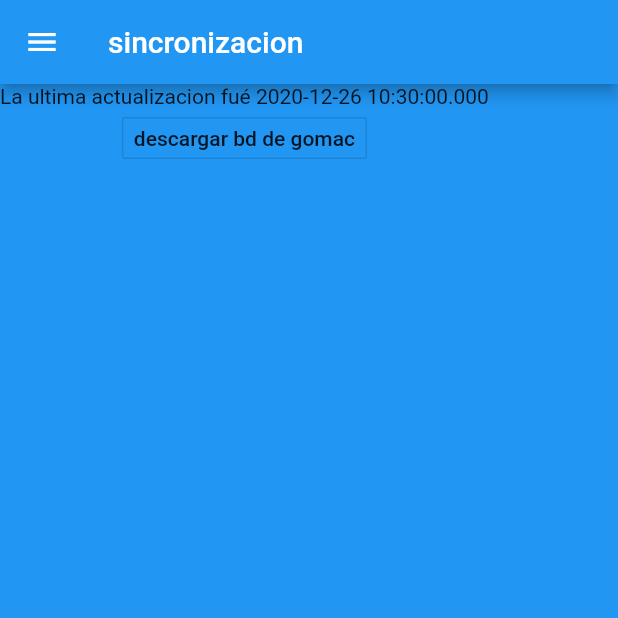
After one commit to gomac-un/app_inspecciones, a Flutter app: the SincronizacionPage screen opened by its route, in the side drawer, after a tap on "descargar bd de gomac", on a phone screen of 412 x 824 dp, the top half of it. The commit adds this screen. Run offline on Flutter 3.47's test engine with Material 2 defaults, Android fonts, the phone set to English and light mode, and no system bars; our stand-ins replace auto_route, bloc, dartz, data_connection_checker, dropdown_search, flutter_bloc and 13 more; missing offline and left inert: enum_to_string, flutter_downloader, moor_db_viewer; accounts and stored records are empty; generated files the repository leaves out were written again.

Commit message:
inicio de la descarga de la informacion del servidor

```diff
--- /dev/null
+++ b/lib/application/sincronizacion/sincronizacion_bloc.dart
@@ -0,0 +1,96 @@
+import 'dart:async';
+import 'dart:isolate';
+import 'dart:ui';
+
+import 'package:bloc/bloc.dart';
+import 'package:flutter/foundation.dart';
+import 'package:flutter_downloader/flutter_downloader.dart';
+import 'package:freezed_annotation/freezed_annotation.dart';
+import 'package:path_provider/path_provider.dart';
+import 'package:path/path.dart' as path;
+
+part 'sincronizacion_event.dart';
+part 'sincronizacion_state.dart';
+part 'sincronizacion_bloc.freezed.dart';
+
+class SincronizacionBloc
+    extends Bloc<SincronizacionEvent, SincronizacionState> {
+  static const nombrePuerto = 'downloader_send_port';
+  final _port = ReceivePort();
+  final debug = true;
+
+  SincronizacionBloc() : super(const Cargando());
+  //TODO: manejo de errores
+  @override
+  Stream<SincronizacionState> mapEventToState(
+    SincronizacionEvent event,
+  ) async* {
+    yield* event.when(inicializar: () async* {
+      //TODO: get last update from localstorage
+      yield Cargado(DateTime.now());
+    }, descargarServer: () async* {
+      //TODO: start downloading, that proces must emit _DescargandoServer states with updated progress
+
+      await FlutterDownloader.initialize(debug: debug);
+
+      _bindBackgroundIsolate();
+
+      FlutterDownloader.registerCallback(downloadCallback);
+
+      final appDir = await getApplicationDocumentsDirectory();
+
+      FlutterDownloader.enqueue(
+          url: "http://10.0.2.2:8000/inspecciones/api/v1/server/",
+          savedDir: appDir.path,
+          fileName: 'server.json',
+          showNotification: true,
+          openFileFromNotification: true);
+
+      await for (final dynamic data in _port) {
+        if (debug) {
+          print('UI Isolate Callback: $data');
+        }
+        print((data as Task).progress);
+        yield DescargandoServer(DateTime.now(), data as Task);
+      }
+    }, instalarBD: () {
+      //TODO: parsear el json descargado y realizar el borrado e insercion de cada tabla, todo dentro de una transaccion
+    });
+  }
+
+  void descargarBD() {
+    add(const SincronizacionEvent.descargarServer());
+  }
+
+  void _bindBackgroundIsolate() {
+    final isSuccess =
+        IsolateNameServer.registerPortWithName(_port.sendPort, nombrePuerto);
+    if (!isSuccess) {
+      _unbindBackgroundIsolate();
+      _bindBackgroundIsolate();
+      return;
+    }
+  }
+
+  void _unbindBackgroundIsolate() {
+    IsolateNameServer.removePortNameMapping(nombrePuerto);
+  }
+
+  static void downloadCallback(
+      String id, DownloadTaskStatus status, int progress) {
+    print(
+        'Background Isolate Callback: task ($id) is in status ($status) and process ($progress)');
+
+    final SendPort send = IsolateNameServer.lookupPortByName(nombrePuerto);
+    send.send(Task(id: id, status: status, progress: progress));
+  }
+}
+
+@freezed
+abstract class Task with _$Task {
+  factory Task({
+    String id,
+    DownloadTaskStatus status,
+    int progress,
+  }) = _Task;
+}
--- /dev/null
+++ b/lib/application/sincronizacion/sincronizacion_event.dart
@@ -0,0 +1,8 @@
+part of 'sincronizacion_bloc.dart';
+
+@freezed
+abstract class SincronizacionEvent with _$SincronizacionEvent {
+  const factory SincronizacionEvent.inicializar() = _Inicializar;
+  const factory SincronizacionEvent.descargarServer() = _DescargarServer;
+  const factory SincronizacionEvent.instalarBD() = _InstalarBD;
+}
--- /dev/null
+++ b/lib/application/sincronizacion/sincronizacion_state.dart
@@ -0,0 +1,11 @@
+part of 'sincronizacion_bloc.dart';
+
+@freezed
+abstract class SincronizacionState with _$SincronizacionState {
+  const factory SincronizacionState.cargando() = Cargando;
+  const factory SincronizacionState.cargado(DateTime ultimaActualizacion) =
+      Cargado;
+  const factory SincronizacionState.descargandoServer(
+      DateTime ultimaActualizacion, Task task) = DescargandoServer;
+  const factory SincronizacionState.instalandoBD() = InstalandoBD;
+}
--- a/lib/main.dart
+++ b/lib/main.dart
@@ -41,9 +41,6 @@ Future main() async {
         ),
       ), //InspeccionScreen(),
     ),
-    /*MaterialApp(
-      home: Testing(),
-    ),*/
   );
 }
 
@@ -62,7 +59,6 @@ final customTheme = ThemeData(
   ),
 );
 
-
 class ClearFocusOnPop extends NavigatorObserver {
   @override
   void didPop(Route route, Route previousRoute) {
--- /dev/null
+++ b/lib/presentation/pages/sincronizacion_screen.dart
@@ -0,0 +1,54 @@
+import 'package:auto_route/auto_route.dart';
+import 'package:enum_to_string/enum_to_string.dart';
+import 'package:flutter/material.dart';
+import 'package:flutter_bloc/flutter_bloc.dart';
+import 'package:inspecciones/application/sincronizacion/sincronizacion_bloc.dart';
+import 'package:inspecciones/injection.dart';
+import 'package:inspecciones/presentation/pages/inicio_inspeccion_form_widget.dart';
+import 'package:inspecciones/presentation/widgets/drawer.dart';
+import 'package:inspecciones/router.gr.dart';
+
+import '../../infrastructure/moor_database.dart';
+
+class SincronizacionPage extends StatelessWidget implements AutoRouteWrapper {
+  @override
+  Widget wrappedRoute(BuildContext context) => BlocProvider(
+        create: (ctx) =>
+            SincronizacionBloc()..add(const SincronizacionEvent.inicializar()),
+        child: this,
+      );
+
+  final Database _db = getIt<Database>();
+
+  SincronizacionPage();
+
+  @override
+  Widget build(BuildContext context) {
+    return Scaffold(
+        appBar: AppBar(
+          title: const Text('sincronizacion'),
+        ),
+        drawer: UserDrawer(),
+        body: BlocBuilder<SincronizacionBloc, SincronizacionState>(
+          //TODO: diseñar una mejor interfaz de usuario
+          builder: (context, state) {
+            final bloc = BlocProvider.of<SincronizacionBloc>(context);
+            return state.when(
+                cargando: () =>
+                    const Center(child: CircularProgressIndicator()),
+                cargado: (ultimaActualizacion) => Column(
+                      children: [
+                        Text(
+                            'La ultima actualizacion fué $ultimaActualizacion'),
+                        OutlineButton(
+                            onPressed: bloc.descargarBD,
+                            child: Text("descargar bd de gomac"))
+                      ],
+                    ),
+                descargandoServer: (ultimaActualizacion, task) =>
+                    Text('Descargando'),
+                instalandoBD: () => Text('Instalando'));
+          },
+        ));
+  }
+}
--- a/lib/presentation/widgets/drawer.dart
+++ b/lib/presentation/widgets/drawer.dart
@@ -91,6 +91,19 @@ class UserDrawer extends StatelessWidget {
                 ),
                 onTap: () => getIt<Database>().dbdePrueba(),
               ),
+              ListTile(
+                selectedTileColor: Theme.of(context).accentColor,
+                title: const Text('Actualizar inspecciones',
+                    style: TextStyle(/* color: Colors.white ,*/ fontSize: 15)),
+                leading: const Icon(
+                  Icons.update,
+                  color: Colors.black, /* color: Colors.white, */
+                ),
+                onTap: () async {
+                  await ExtendedNavigator.of(context).pushSincronizacionPage();
+                  ExtendedNavigator.of(context).pop();
+                },
+              ),
               const SizedBox(height: 200.0),
               Padding(
                 padding: const EdgeInsets.only(left: 160.0),
--- a/lib/router.dart
+++ b/lib/router.dart
@@ -3,6 +3,7 @@ import 'package:inspecciones/mvvc/creacion_form_page.dart';
 import 'package:inspecciones/mvvc/llenado_form_page.dart';
 import 'package:inspecciones/presentation/pages/borradores_screen.dart';
 import 'package:inspecciones/presentation/pages/login_screen.dart';
+import 'package:inspecciones/presentation/pages/sincronizacion_screen.dart';
 import 'package:inspecciones/presentation/pages/splash_screen.dart';
 
 @MaterialAutoRouter(
@@ -14,6 +15,7 @@ import 'package:inspecciones/presentation/pages/splash_screen.dart';
     MaterialRoute(page: BorradoresPage),
     MaterialRoute(page: CreacionFormPage),
     MaterialRoute(page: LlenadoFormPage),
+    MaterialRoute(page: SincronizacionPage),
   ],
 )
 class $AutoRouter {}
--- a/pubspec.yaml
+++ b/pubspec.yaml
@@ -20,7 +20,6 @@ version: 1.0.0+1
 environment:
   sdk: ">=2.10.0 <3.0.0"
 
-
 dependencies:
   flutter:
     sdk: flutter
@@ -32,11 +31,13 @@ dependencies:
   dropdown_search: ^0.4.8
   enum_to_string: ^1.0.14
   flutter_bloc: ^6.1.1
+  flutter_downloader: ^1.5.2
   freezed_annotation: ^0.12.0
   get_it: ^5.0.1
   image_picker: ^0.6.7+15
   injectable: ^1.0.5
   intl: ^0.16.1
+  json_annotation: ^3.1.1
   kt_dart: ^0.8.0
   moor: ^3.3.1
   moor_db_viewer: ^2.0.3
@@ -50,7 +51,6 @@ dependencies:
   share: ^0.6.5+4
   shared_preferences: ^0.5.12+4
   sqlite3_flutter_libs: ^0.2.0
-  json_annotation: ^3.1.1
 
 dev_dependencies:
   flutter_test:
@@ -59,9 +59,9 @@ dev_dependencies:
   build_runner: ^1.10.9
   freezed: ^0.12.6
   injectable_generator: ^1.0.6
+  json_serializable: ^3.5.1
   lint: ^1.3.0
   moor_generator: ^3.3.1
-  json_serializable: ^3.5.1
 
 dependency_overrides: null
 #analyzer: '0.39.14'
```
Also changed, not shown: lib/application/sincronizacion/sincronizacion_bloc.freezed.dart (added), lib/router.gr.dart, pubspec.lock, 1 other file.
